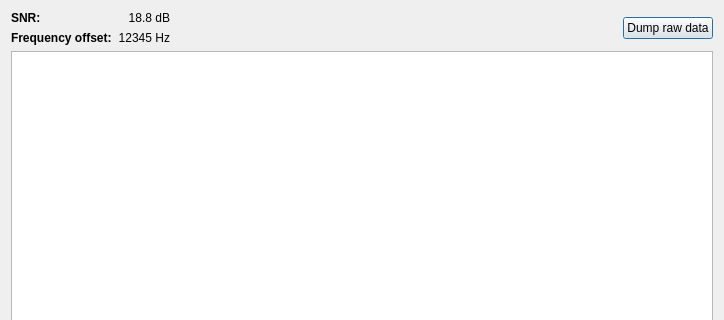
This is gui/ensembleinfodialog.ui in KejPi/AbracaDABra as Qt 5 draws it before an edit; both pictures show x 0 to 724 and y 0 to 320 of the 724 by 482 pixel window. The edited form follows.
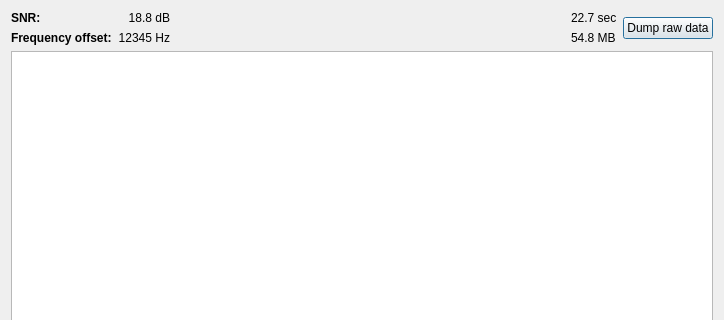
This is the edited form.

Commit message: Dump file status implemented

Patch:
```diff
--- a/gui/ensembleinfodialog.ui
+++ b/gui/ensembleinfodialog.ui
@@ -13,8 +13,8 @@
   <property name="windowTitle">
    <string>Ensemble Information</string>
   </property>
-  <layout class="QVBoxLayout" name="verticalLayout">
-   <item>
+  <layout class="QGridLayout" name="gridLayout_2">
+   <item row="0" column="0">
     <layout class="QHBoxLayout" name="horizontalLayout">
      <item>
       <layout class="QGridLayout" name="gridLayout">
@@ -80,6 +80,26 @@
       </spacer>
      </item>
      <item>
+      <layout class="QVBoxLayout" name="dumpProgressLayout">
+       <item>
+        <widget class="QLabel" name="dumpTimeLabel">
+         <property name="text">
+          <string>22.7 sec</string>
+         </property>
+        </widget>
+       </item>
+       <item>
+        <widget class="QLabel" name="dumpSizeLabel">
+         <property name="text">
+          <string>54.8 MB</string>
+         </property>
+        </widget>
+       </item>
+      </layout>
+     </item>
+     <item>
+      <layout class="QHBoxLayout" name="dumpLayout">
+       <item>
       <widget class="QPushButton" name="dumpButton">
        <property name="text">
         <string>Dump raw data</string>
@@ -88,7 +108,9 @@
      </item>
     </layout>
    </item>
-   <item>
+    </layout>
+   </item>
+   <item row="1" column="0">
     <widget class="QTextEdit" name="ensStructureTextEdit">
      <property name="minimumSize">
       <size>
```
Left out of the diff: 2 changed lines with no effect on the pictures. Lines whose indentation alone changed are shown as unchanged. The commit also changes 10 other files.
